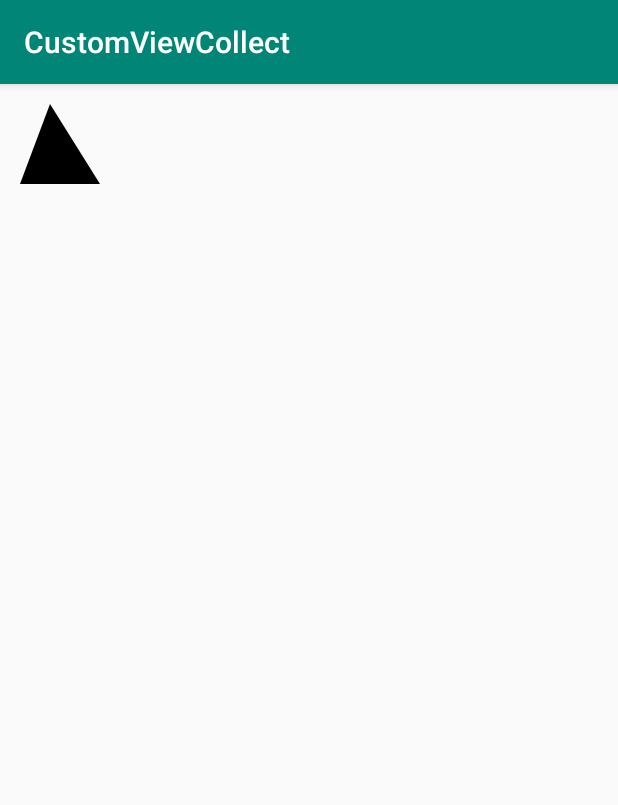
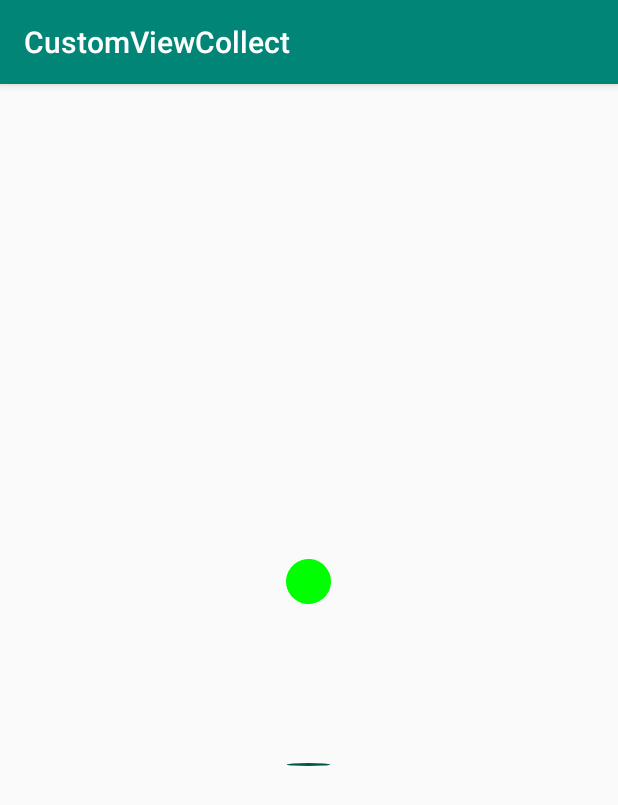
Before and after one commit to Doikki/DKWidget, an Android app: the screen it shows after launch (TestLoadingActivity), after a tap on "加载", on a phone screen of 412 x 824 dp. Shown: the top 805 px of the screen. Run offline under Robolectric (Android 15) with nearby library versions, the phone set to English and light mode, and no system bars.

Commit message:
loading view

```diff
--- /dev/null
+++ b/app/src/main/java/com/dueeeke/customviewcollect/loading/LoadingView.java
@@ -0,0 +1,146 @@
+package com.dueeeke.customviewcollect.loading;
+
+import android.animation.Animator;
+import android.animation.AnimatorListenerAdapter;
+import android.animation.AnimatorSet;
+import android.animation.ObjectAnimator;
+import android.content.Context;
+import android.support.annotation.Nullable;
+import android.util.AttributeSet;
+import android.util.TypedValue;
+import android.view.View;
+import android.view.ViewGroup;
+import android.view.animation.DecelerateInterpolator;
+import android.widget.LinearLayout;
+
+import com.dueeeke.customviewcollect.R;
+
+public class LoadingView extends LinearLayout {
+
+    private ShapeView mShapeView;
+    private ObjectAnimator mDownAnim;
+    private ObjectAnimator mUpAnim;
+    private ObjectAnimator mRotationAnim;
+    private ObjectAnimator mScaleAnim;
+    private View mShadow;
+
+    private static final int ANIM_DURATION = 500;
+
+
+    public LoadingView(Context context) {
+        this(context, null);
+    }
+
+    public LoadingView(Context context, @Nullable AttributeSet attrs) {
+        this(context, attrs, 0);
+    }
+
+    public LoadingView(Context context, @Nullable AttributeSet attrs, int defStyleAttr) {
+        super(context, attrs, defStyleAttr);
+        init();
+    }
+
+    private void init() {
+        View view = inflate(getContext(), R.layout.layout_loading_view, null);
+        mShapeView = view.findViewById(R.id.shape);
+        mShadow = view.findViewById(R.id.shadow);
+        addView(view, new ViewGroup.LayoutParams(ViewGroup.LayoutParams.MATCH_PARENT, ViewGroup.LayoutParams.MATCH_PARENT));
+    }
+
+    @Override
+    protected void onAttachedToWindow() {
+        super.onAttachedToWindow();
+        startDownAnim();
+    }
+
+
+    private void startDownAnim() {
+
+        if (mDownAnim == null) {
+            mDownAnim = ObjectAnimator.ofFloat(mShapeView, "translationY", 0, dp2px(100));
+            mDownAnim.addListener(new AnimatorListenerAdapter() {
+                @Override
+                public void onAnimationEnd(Animator animation) {
+                    super.onAnimationEnd(animation);
+                    startUpAnim();
+                }
+            });
+        }
+
+
+        mScaleAnim = ObjectAnimator.ofFloat(mShadow, "scaleX", 1f, 0.2f);
+        AnimatorSet animatorSet = new AnimatorSet();
+        animatorSet.setDuration(ANIM_DURATION);
+        animatorSet.setInterpolator(new DecelerateInterpolator());
+        animatorSet.playTogether(mDownAnim, mScaleAnim);
+
+        animatorSet.start();
+    }
+
+    private void startUpAnim() {
+        if (mUpAnim == null) {
+            mUpAnim = ObjectAnimator.ofFloat(mShapeView, "translationY", dp2px(100), 0);
+            mUpAnim.setDuration(ANIM_DURATION);
+            mDownAnim.setInterpolator(new DecelerateInterpolator());
+            mUpAnim.addListener(new AnimatorListenerAdapter() {
+                @Override
+                public void onAnimationEnd(Animator animation) {
+                    super.onAnimationEnd(animation);
+                    mShapeView.changeShape();
+                    startDownAnim();
+                }
+
+                @Override
+                public void onAnimationStart(Animator animation) {
+                    super.onAnimationStart(animation);
+                    startRotationAnim();
+                }
+            });
+        }
+
+        mScaleAnim = ObjectAnimator.ofFloat(mShadow, "scaleX", 0.2f, 1f);
+        AnimatorSet animatorSet = new AnimatorSet();
+        animatorSet.setDuration(ANIM_DURATION);
+        animatorSet.setInterpolator(new DecelerateInterpolator());
+        animatorSet.playTogether(mUpAnim, mScaleAnim);
+
+        animatorSet.start();
+
+    }
+
+    private void startRotationAnim() {
+
+        int degree = 0;
+
+        switch (mShapeView.getCurrentShape()) {
+            case ShapeView.SHAPE_CIRCLE:
+            case ShapeView.SHAPE_RECT:
+                degree = 180;
+                break;
+            case ShapeView.SHAPE_TRIANGLE:
+                degree = -120;
+                break;
+        }
+
+        if (mRotationAnim == null) {
+            mRotationAnim = ObjectAnimator.ofFloat(mShapeView, "rotation", 0, degree);
+            mRotationAnim.setDuration(ANIM_DURATION);
+            mRotationAnim.addListener(new AnimatorListenerAdapter() {
+                @Override
+                public void onAnimationEnd(Animator animation) {
+                    super.onAnimationEnd(animation);
+                    mShapeView.setRotation(0);
+                }
+            });
+        }
+
+        mRotationAnim.setFloatValues(0, degree);
+        mRotationAnim.start();
+    }
+
+    private int dp2px(int dp) {
+        return (int) TypedValue.applyDimension(TypedValue.COMPLEX_UNIT_DIP, dp, getResources().getDisplayMetrics());
+    }
+
+
+}
--- a/app/src/main/java/com/dueeeke/customviewcollect/loading/ShapeView.java
+++ b/app/src/main/java/com/dueeeke/customviewcollect/loading/ShapeView.java
@@ -11,7 +11,16 @@ import android.view.View;
 
 public class ShapeView extends View {
 
-    private Paint mPaint;
+    private Paint mTrianglePaint, mCirclePaint, mRectPaint;
+
+    private Path mTriAnglePath;
+
+    public static final int SHAPE_CIRCLE = 1;
+    public static final int SHAPE_RECT = 2;
+    public static final int SHAPE_TRIANGLE = 3;
+
+
+    private int mCurrentShape = SHAPE_TRIANGLE;
 
     public ShapeView(Context context) {
         this(context, null);
@@ -27,19 +36,60 @@ public class ShapeView extends View {
     }
 
     private void init() {
-        mPaint = new Paint(Paint.ANTI_ALIAS_FLAG);
-        mPaint.setColor(Color.BLACK);
+        mTrianglePaint = getPaint(Color.RED);
+        mCirclePaint = getPaint(Color.GREEN);
+        mRectPaint = getPaint(Color.BLUE);
+
+        mTriAnglePath = new Path();
     }
 
 
+    public Paint getPaint(int color) {
+        Paint paint = new Paint(Paint.ANTI_ALIAS_FLAG);
+        paint.setColor(color);
+        return paint;
+    }
+
+    @Override
+    protected void onMeasure(int widthMeasureSpec, int heightMeasureSpec) {
+        int width = MeasureSpec.getSize(widthMeasureSpec);
+        int height = MeasureSpec.getSize(heightMeasureSpec);
+        setMeasuredDimension(Math.min(width, height), Math.min(width, height));
+    }
+
     @Override
     protected void onDraw(Canvas canvas) {
-        Path path = new Path();
-        path.moveTo(20, 100);
-        path.lineTo(50, 20);
-        path.lineTo(100, 100);
-        path.close();
-        canvas.drawPath(path, mPaint);
 
+        float size = getMeasuredWidth();
+
+        switch (mCurrentShape) {
+            case SHAPE_RECT:
+                canvas.drawRect(0, 0, size, size, mRectPaint);
+                break;
+            case SHAPE_CIRCLE:
+                canvas.drawCircle(size / 2, size / 2, size / 2, mCirclePaint);
+                break;
+            case SHAPE_TRIANGLE:
+                mTriAnglePath.moveTo(size / 2, 0);
+                mTriAnglePath.lineTo(0, (float) (size / 2 * Math.sqrt(3)));
+                mTriAnglePath.lineTo(size, (float) (size / 2 * Math.sqrt(3)));
+                mTriAnglePath.close();
+                canvas.drawPath(mTriAnglePath, mTrianglePaint);
+                break;
+        }
+    }
+
+    public void changeShape() {
+        mCurrentShape++;
+
+        if (mCurrentShape == 4) {
+            mCurrentShape = SHAPE_CIRCLE;
+        }
+
+        invalidate();
+    }
+
+    public int getCurrentShape() {
+        return mCurrentShape;
     }
 }
--- /dev/null
+++ b/app/src/main/res/drawable/shape_loading_shadow.xml
@@ -0,0 +1,6 @@
+<?xml version="1.0" encoding="utf-8"?>
+<shape xmlns:android="http://schemas.android.com/apk/res/android" android:shape="oval">
+
+    <solid android:color="@color/colorPrimaryDark"/>
+
+</shape>
--- a/app/src/main/res/layout/activity_test_loading.xml
+++ b/app/src/main/res/layout/activity_test_loading.xml
@@ -1,13 +1,15 @@
 <?xml version="1.0" encoding="utf-8"?>
-<FrameLayout xmlns:android="http://schemas.android.com/apk/res/android"
+<LinearLayout xmlns:android="http://schemas.android.com/apk/res/android"
     xmlns:app="http://schemas.android.com/apk/res-auto"
     xmlns:tools="http://schemas.android.com/tools"
     android:layout_width="match_parent"
     android:layout_height="match_parent"
-    tools:context=".loading.TestLoadingActivity">
+    android:orientation="vertical"
+    tools:context=".loading.TestLoadingActivity"
+    android:gravity="center">
 
-    <com.dueeeke.customviewcollect.loading.ShapeView
-        android:layout_width="match_parent"
-        android:layout_height="match_parent" />
+<com.dueeeke.customviewcollect.loading.LoadingView
+    android:layout_width="match_parent"
+    android:layout_height="match_parent"/>
 
-</FrameLayout>
+</LinearLayout>
--- /dev/null
+++ b/app/src/main/res/layout/layout_loading_view.xml
@@ -0,0 +1,20 @@
+<?xml version="1.0" encoding="utf-8"?>
+<LinearLayout xmlns:android="http://schemas.android.com/apk/res/android"
+    android:layout_width="match_parent"
+    android:layout_height="match_parent"
+    android:orientation="vertical"
+    android:gravity="center">
+
+    <com.dueeeke.customviewcollect.loading.ShapeView
+        android:id="@+id/shape"
+        android:layout_width="30dp"
+        android:layout_height="30dp"
+        android:layout_marginBottom="110dp"/>
+
+    <View
+        android:id="@+id/shadow"
+        android:layout_width="30dp"
+        android:layout_height="2dp"
+        android:background="@drawable/shape_loading_shadow"/>
+
+</LinearLayout>
```
